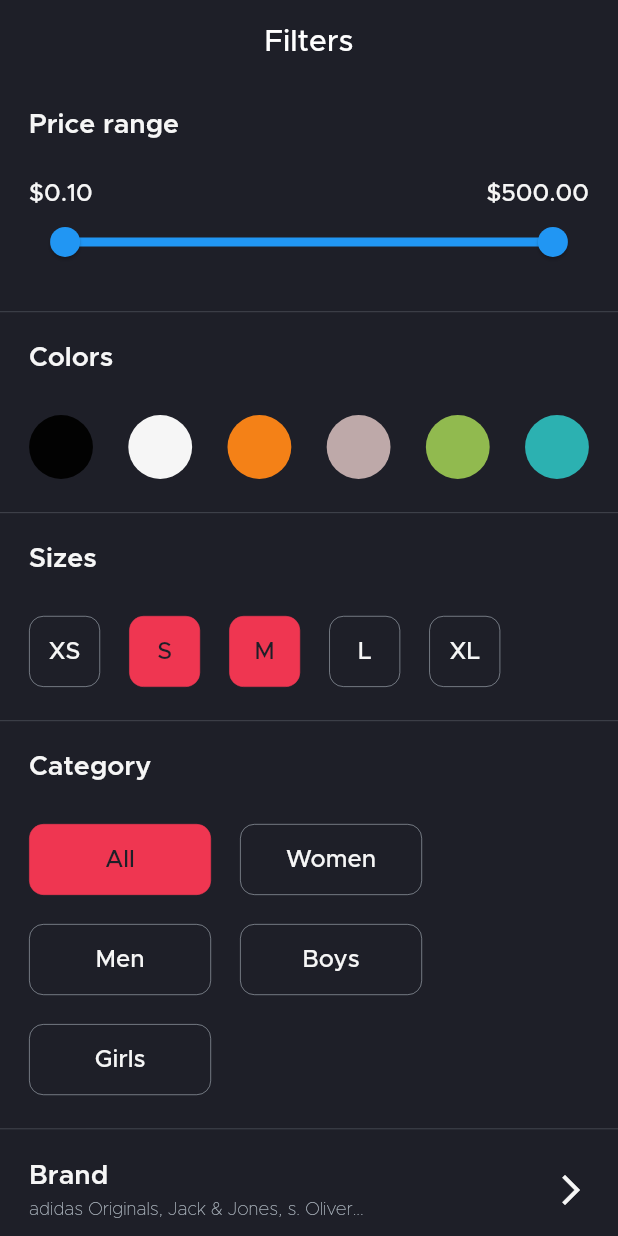
After one commit to serdarpolat/e_commerce, a Flutter app: the Filters screen opened directly, on a phone screen of 412 x 824 dp. The commit adds this screen. Run offline on Flutter 3.47's test engine with Material 2 defaults, Android fonts, the phone set to English and light mode, and no system bars; our stand-ins replace flutter_rating_bar.

Commit message:
screen & filters

```diff
--- /dev/null
+++ b/lib/pages/shop/filters.dart
@@ -0,0 +1,319 @@
+import 'package:e_commerce/sources/index.dart';
+import 'package:flutter/material.dart';
+
+class Filters extends StatefulWidget {
+  @override
+  _FiltersState createState() => _FiltersState();
+}
+
+class _FiltersState extends State<Filters> {
+  RangeValues selectedRange = RangeValues(0.1, 500.0);
+  @override
+  Widget build(BuildContext context) {
+    Size s = MediaQuery.of(context).size;
+    return Scaffold(
+      appBar: AppBar(
+        elevation: 0,
+        backgroundColor: bg,
+        title: Text("Filters"),
+        centerTitle: true,
+      ),
+      body: Container(
+        width: s.width,
+        height: s.height,
+        color: bg,
+        child: Column(
+          crossAxisAlignment: CrossAxisAlignment.start,
+          children: [
+            SizedBox(height: hh(16)),
+            padding(
+              child: Text(
+                "Price range",
+                style: TextStyle(
+                  color: white,
+                  fontSize: 18,
+                  fontWeight: FontWeight.w600,
+                ),
+              ),
+            ),
+            SizedBox(height: hh(24)),
+            padding(
+              child: Container(
+                child: Column(
+                  children: [
+                    Row(
+                      mainAxisAlignment: MainAxisAlignment.spaceBetween,
+                      children: [
+                        Text(
+                          "\$" + selectedRange.start.toStringAsFixed(2),
+                          style: TextStyle(
+                            color: white,
+                            fontSize: 16,
+                            fontWeight: FontWeight.w500,
+                          ),
+                        ),
+                        Text(
+                          "\$" + selectedRange.end.toStringAsFixed(2),
+                          style: TextStyle(
+                            color: white,
+                            fontSize: 16,
+                            fontWeight: FontWeight.w500,
+                          ),
+                        ),
+                      ],
+                    ),
+                    RangeSlider(
+                      values: selectedRange,
+                      onChanged: (val) {
+                        setState(() {
+                          selectedRange = val;
+                        });
+                      },
+                      min: 0.1,
+                      max: 500.0,
+                    ),
+                  ],
+                ),
+              ),
+            ),
+            SizedBox(height: hh(19)),
+            Divider(
+              color: gray.withOpacity(0.25),
+              height: 0.1,
+            ),
+            SizedBox(height: hh(19)),
+            padding(
+              child: Text(
+                "Colors",
+                style: TextStyle(
+                  color: white,
+                  fontSize: 18,
+                  fontWeight: FontWeight.w600,
+                ),
+              ),
+            ),
+            SizedBox(height: hh(24)),
+            padding(
+              child: Row(
+                mainAxisAlignment: MainAxisAlignment.spaceBetween,
+                children: [
+                  coolor(color: Color(0xff020202)),
+                  coolor(color: Color(0xfff6f6f6)),
+                  coolor(color: Color(0xffF48117)),
+                  coolor(color: Color(0xffBEA9A9)),
+                  coolor(color: Color(0xff91BA4F)),
+                  coolor(color: Color(0xff2CB1B1)),
+                ],
+              ),
+            ),
+            SizedBox(height: hh(19)),
+            Divider(
+              color: gray.withOpacity(0.25),
+              height: 0.1,
+            ),
+            SizedBox(height: hh(19)),
+            padding(
+              child: Text(
+                "Sizes",
+                style: TextStyle(
+                  color: white,
+                  fontSize: 18,
+                  fontWeight: FontWeight.w600,
+                ),
+              ),
+            ),
+            SizedBox(height: hh(24)),
+            padding(
+              child: Row(
+                children: [
+                  sizes(title: "XS", selected: false),
+                  sizes(title: "S", selected: true),
+                  sizes(title: "M", selected: true),
+                  sizes(title: "L", selected: false),
+                  sizes(title: "XL", selected: false),
+                ],
+              ),
+            ),
+            SizedBox(height: hh(19)),
+            Divider(
+              color: gray.withOpacity(0.25),
+              height: 0.1,
+            ),
+            SizedBox(height: hh(19)),
+            padding(
+              child: Text(
+                "Category",
+                style: TextStyle(
+                  color: white,
+                  fontSize: 18,
+                  fontWeight: FontWeight.w600,
+                ),
+              ),
+            ),
+            SizedBox(height: hh(24)),
+            padding(
+              child: Wrap(
+                spacing: ww(16),
+                runSpacing: ww(16),
+                children: [
+                  categorys(title: "All", select: true),
+                  categorys(title: "Women", select: false),
+                  categorys(title: "Men", select: false),
+                  categorys(title: "Boys", select: false),
+                  categorys(title: "Girls", select: false),
+                ],
+              ),
+            ),
+            SizedBox(height: hh(19)),
+            Divider(
+              color: gray.withOpacity(0.25),
+              height: 0.1,
+            ),
+            SizedBox(height: hh(19)),
+            padding(
+              child: GestureDetector(
+                onTap: () => pushPage(BrandList(), context: context),
+                child: Container(
+                  width: ww(343),
+                  color: bg,
+                  child: Row(
+                    mainAxisAlignment: MainAxisAlignment.spaceBetween,
+                    children: [
+                      Column(
+                        crossAxisAlignment: CrossAxisAlignment.start,
+                        children: [
+                          Text(
+                            "Brand",
+                            style: TextStyle(
+                              color: white,
+                              fontSize: 18,
+                              fontWeight: FontWeight.w600,
+                            ),
+                          ),
+                          SizedBox(height: hh(6)),
+                          Text(
+                            "adidas Originals, Jack & Jones, s. Oliver...",
+                            style: TextStyle(
+                              color: gray,
+                              fontSize: 12,
+                            ),
+                          ),
+                        ],
+                      ),
+                      Icon(Icons.arrow_forward_ios, color: white),
+                    ],
+                  ),
+                ),
+              ),
+            ),
+            SizedBox(height: hh(19)),
+            Divider(
+              color: gray.withOpacity(0.25),
+              height: 0.1,
+            ),
+            SizedBox(height: hh(19)),
+            padding(
+              child: Row(
+                mainAxisAlignment: MainAxisAlignment.spaceBetween,
+                children: [
+                  Container(
+                    width: ww(160),
+                    height: hh(36),
+                    child: Center(
+                      child: Text("Discard",
+                          style: TextStyle(
+                            color: white,
+                            fontSize: 15,
+                            fontWeight: FontWeight.w500,
+                          )),
+                    ),
+                    decoration: BoxDecoration(
+                      borderRadius: BorderRadius.circular(36),
+                      color: bg,
+                      border: Border.all(
+                        color: white,
+                        width: 1,
+                      ),
+                    ),
+                  ),
+                  Container(
+                    width: ww(160),
+                    height: hh(36),
+                    child: Center(
+                      child: Text("Apply",
+                          style: TextStyle(
+                            color: white,
+                            fontSize: 15,
+                            fontWeight: FontWeight.w500,
+                          )),
+                    ),
+                    decoration: BoxDecoration(
+                      borderRadius: BorderRadius.circular(36),
+                      color: primary,
+                    ),
+                  ),
+                ],
+              ),
+            ),
+          ],
+        ),
+      ),
+    );
+  }
+}
+
+Widget categorys({String title, bool select}) => Container(
+      width: ww(100),
+      height: hh(40),
+      child: Center(
+        child: Text(
+          title,
+          style: TextStyle(
+            color: select ? bg : white,
+            fontWeight: FontWeight.w500,
+            fontSize: 16,
+          ),
+        ),
+      ),
+      decoration: BoxDecoration(
+        color: select ? primary : bg,
+        borderRadius: BorderRadius.circular(hh(8)),
+        border: Border.all(
+          color: select ? primary : gray,
+          width: 0.4,
+        ),
+      ),
+    );
+
+Widget sizes({String title, bool selected}) => Container(
+      margin: EdgeInsets.only(right: ww(16)),
+      width: hh(40),
+      height: hh(40),
+      child: Center(
+        child: Text(
+          title,
+          style: TextStyle(
+            fontSize: 16,
+            fontWeight: FontWeight.w500,
+            color: selected ? bg : white,
+          ),
+        ),
+      ),
+      decoration: BoxDecoration(
+        color: selected ? primary : bg,
+        borderRadius: BorderRadius.circular(hh(8)),
+        border: Border.all(
+          color: selected ? primary : gray,
+          width: 0.4,
+        ),
+      ),
+    );
+
+Widget coolor({Color color}) => Container(
+      width: hh(36),
+      height: hh(36),
+      decoration: BoxDecoration(
+        shape: BoxShape.circle,
+        color: color,
+      ),
+    );
--- a/lib/sources/index.dart
+++ b/lib/sources/index.dart
@@ -20,6 +20,8 @@ export 'package:e_commerce/pages/shop/category_kids.dart';
 export 'package:e_commerce/pages/shop/shop_widgets.dart';
 export 'package:e_commerce/pages/shop/choose_category.dart';
 export 'package:e_commerce/pages/shop/list_layout.dart';
+export 'package:e_commerce/pages/shop/filters.dart';
+export 'package:e_commerce/pages/shop/brand_list.dart';
 export 'package:e_commerce/pages/bag/bag_page.dart';
 export 'package:e_commerce/pages/bag/check_out.dart';
 export 'package:e_commerce/pages/bag/payment_method.dart';
```
Also changed, not shown: lib/pages/shop/brand_list.dart (added, +151 -0 lines), lib/pages/shop/list_layout.dart (+19 -3 lines), lib/pages/shop/shop_page.dart (+105 -1 lines), scr14.jpg (added), scr15.jpg (added), scr16.jpg (added).
